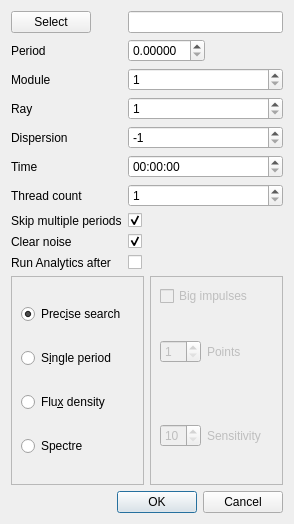
First picture: the form in src/precisesearchgui.ui, repository vtyulb/BSA-Analytics, before the edit.
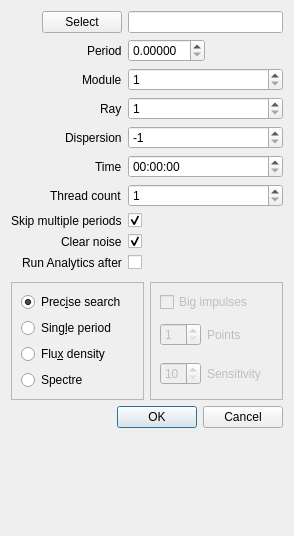
Second picture: the form after the edit.

Commit message: precise search layout

Diff of the .ui file:
```diff
--- a/src/precisesearchgui.ui
+++ b/src/precisesearchgui.ui
@@ -7,35 +7,37 @@
     <x>0</x>
     <y>0</y>
     <width>294</width>
-    <height>524</height>
+    <height>536</height>
    </rect>
   </property>
   <property name="windowTitle">
    <string>Precise search</string>
   </property>
-  <layout class="QVBoxLayout" name="verticalLayout_2">
-   <item>
-    <layout class="QVBoxLayout" name="verticalLayout">
-     <item>
       <layout class="QFormLayout" name="formLayout">
-       <item row="1" column="0">
+   <property name="labelAlignment">
+    <set>Qt::AlignRight|Qt::AlignTrailing|Qt::AlignVCenter</set>
+   </property>
+   <property name="formAlignment">
+    <set>Qt::AlignLeading|Qt::AlignLeft|Qt::AlignTop</set>
+   </property>
+   <item row="0" column="0">
         <widget class="QPushButton" name="selectButton">
          <property name="text">
           <string>Select</string>
          </property>
         </widget>
        </item>
-       <item row="1" column="1">
+   <item row="0" column="1">
         <widget class="QLineEdit" name="fileName"/>
        </item>
-       <item row="3" column="0">
+   <item row="1" column="0">
         <widget class="QLabel" name="label">
          <property name="text">
           <string>Period</string>
          </property>
         </widget>
        </item>
-       <item row="3" column="1">
+   <item row="1" column="1">
         <widget class="QDoubleSpinBox" name="period">
          <property name="sizePolicy">
           <sizepolicy hsizetype="Maximum" vsizetype="Fixed">
@@ -48,14 +50,14 @@
          </property>
         </widget>
        </item>
-       <item row="4" column="0">
+   <item row="2" column="0">
         <widget class="QLabel" name="label_2">
          <property name="text">
           <string>Module</string>
          </property>
         </widget>
        </item>
-       <item row="4" column="1">
+   <item row="2" column="1">
         <widget class="QSpinBox" name="module">
          <property name="minimum">
           <number>1</number>
@@ -65,14 +67,14 @@
          </property>
         </widget>
        </item>
-       <item row="5" column="0">
+   <item row="3" column="0">
         <widget class="QLabel" name="label_3">
          <property name="text">
           <string>Ray</string>
          </property>
         </widget>
        </item>
-       <item row="5" column="1">
+   <item row="3" column="1">
         <widget class="QSpinBox" name="ray">
          <property name="minimum">
           <number>1</number>
@@ -82,14 +84,14 @@
          </property>
         </widget>
        </item>
-       <item row="6" column="0">
+   <item row="4" column="0">
         <widget class="QLabel" name="label_5">
          <property name="text">
           <string>Dispersion</string>
          </property>
         </widget>
        </item>
-       <item row="6" column="1">
+   <item row="4" column="1">
         <widget class="QSpinBox" name="dispersion">
          <property name="minimum">
           <number>-1</number>
@@ -102,28 +104,28 @@
          </property>
         </widget>
        </item>
-       <item row="7" column="0">
+   <item row="5" column="0">
         <widget class="QLabel" name="label_6">
          <property name="text">
           <string>Time</string>
          </property>
         </widget>
        </item>
-       <item row="7" column="1">
+   <item row="5" column="1">
         <widget class="QTimeEdit" name="time">
          <property name="displayFormat">
           <string>HH:mm:ss</string>
          </property>
         </widget>
        </item>
-       <item row="8" column="0">
+   <item row="6" column="0">
         <widget class="QLabel" name="label_8">
          <property name="text">
           <string>Thread count</string>
          </property>
         </widget>
        </item>
-       <item row="8" column="1">
+   <item row="6" column="1">
         <widget class="QSpinBox" name="threadCount">
          <property name="minimum">
           <number>1</number>
@@ -133,14 +135,14 @@
          </property>
         </widget>
        </item>
-       <item row="9" column="0">
+   <item row="7" column="0">
         <widget class="QLabel" name="skipPeriodsLabel">
          <property name="text">
           <string>Skip multiple periods</string>
          </property>
         </widget>
        </item>
-       <item row="9" column="1">
+   <item row="7" column="1">
         <widget class="QCheckBox" name="skipMultiplePeriods">
          <property name="text">
           <string/>
@@ -150,14 +152,14 @@
          </property>
         </widget>
        </item>
-       <item row="10" column="0">
+   <item row="8" column="0">
         <widget class="QLabel" name="label_7">
          <property name="text">
           <string>Clear noise</string>
          </property>
         </widget>
        </item>
-       <item row="10" column="1">
+   <item row="8" column="1">
         <widget class="QCheckBox" name="clearNoise">
          <property name="text">
           <string/>
@@ -167,25 +169,17 @@
          </property>
         </widget>
        </item>
-       <item row="11" column="0">
+   <item row="9" column="0">
         <widget class="QLabel" name="label_4">
          <property name="text">
           <string>Run Analytics after</string>
          </property>
         </widget>
        </item>
-       <item row="11" column="1">
-        <widget class="QCheckBox" name="runAnalytics">
-         <property name="text">
-          <string/>
-         </property>
-        </widget>
-       </item>
-      </layout>
-     </item>
-    </layout>
-   </item>
-   <item>
+   <item row="10" column="0">
+    <widget class="QWidget" name="widget_2" native="true"/>
+   </item>
+   <item row="11" column="0" colspan="2">
     <widget class="QWidget" name="widget" native="true">
      <layout class="QHBoxLayout" name="horizontalLayout">
       <property name="leftMargin">
@@ -222,7 +216,7 @@
          <item>
           <widget class="QRadioButton" name="singlePeriod">
            <property name="text">
-            <string>S&amp;ingle period</string>
+            <string>Sing&amp;le period</string>
            </property>
           </widget>
          </item>
@@ -350,7 +344,7 @@
      </layout>
     </widget>
    </item>
-   <item>
+   <item row="12" column="0" colspan="2">
     <widget class="QDialogButtonBox" name="buttonBox">
      <property name="orientation">
       <enum>Qt::Horizontal</enum>
@@ -360,6 +354,13 @@
      </property>
     </widget>
    </item>
+   <item row="9" column="1">
+    <widget class="QCheckBox" name="runAnalytics">
+     <property name="text">
+      <string/>
+     </property>
+    </widget>
+   </item>
   </layout>
  </widget>
  <resources/>
```
Lines whose indentation alone changed are shown as unchanged. The commit also changes 2 other files.
